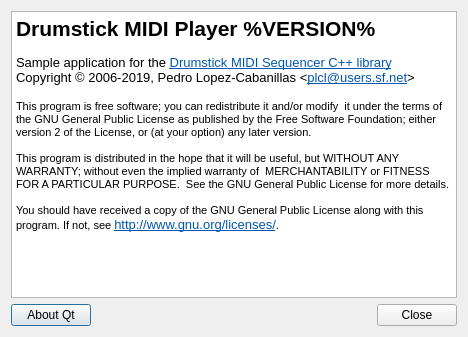
The window that utils/guiplayer/playerabout.ui (pedrolcl/drumstick) describes before a commit, drawn with Qt 5.
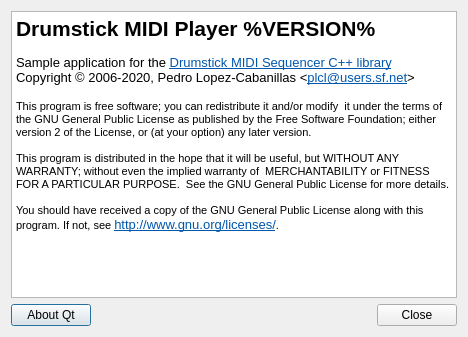
The same window after the commit. Icons and pictures are not drawn.

Commit message: Updated copyright year

Patch:
```diff
--- a/utils/guiplayer/playerabout.ui
+++ b/utils/guiplayer/playerabout.ui
@@ -34,7 +34,7 @@
 &lt;p style=&quot; margin-top:0px; margin-bottom:0px; margin-left:0px; margin-right:0px; -qt-block-indent:0; text-indent:0px;&quot;&gt;&lt;span style=&quot; font-size:16pt; font-weight:600;&quot;&gt;Drumstick MIDI Player %VERSION%&lt;/span&gt;&lt;/p&gt;
 &lt;p style=&quot;-qt-paragraph-type:empty; margin-top:0px; margin-bottom:0px; margin-left:0px; margin-right:0px; -qt-block-indent:0; text-indent:0px; font-size:9pt;&quot;&gt;&lt;br /&gt;&lt;/p&gt;
 &lt;p style=&quot; margin-top:0px; margin-bottom:0px; margin-left:0px; margin-right:0px; -qt-block-indent:0; text-indent:0px;&quot;&gt;Sample application for the &lt;a href=&quot;http://drumstick.sourceforge.net&quot;&gt;&lt;span style=&quot; font-family:'DejaVu Sans'; text-decoration: underline; color:#0057ae;&quot;&gt;Drumstick MIDI Sequencer C++ library&lt;/span&gt;&lt;/a&gt;&lt;/p&gt;
-&lt;p style=&quot; margin-top:0px; margin-bottom:0px; margin-left:0px; margin-right:0px; -qt-block-indent:0; text-indent:0px;&quot;&gt;Copyright © 2006-2019, Pedro Lopez-Cabanillas &amp;lt;&lt;a href=&quot;mailto:plcl@users.sf.net&quot;&gt;&lt;span style=&quot; font-family:'DejaVu Sans'; text-decoration: underline; color:#0057ae;&quot;&gt;plcl@users.sf.net&lt;/span&gt;&lt;/a&gt;&amp;gt;&lt;/p&gt;
+&lt;p style=&quot; margin-top:0px; margin-bottom:0px; margin-left:0px; margin-right:0px; -qt-block-indent:0; text-indent:0px;&quot;&gt;Copyright © 2006-2020, Pedro Lopez-Cabanillas &amp;lt;&lt;a href=&quot;mailto:plcl@users.sf.net&quot;&gt;&lt;span style=&quot; font-family:'DejaVu Sans'; text-decoration: underline; color:#0057ae;&quot;&gt;plcl@users.sf.net&lt;/span&gt;&lt;/a&gt;&amp;gt;&lt;/p&gt;
 &lt;p style=&quot; margin-top:0px; margin-bottom:0px; margin-left:0px; margin-right:0px; -qt-block-indent:0; text-indent:0px;&quot;&gt; &lt;/p&gt;
 &lt;p style=&quot; margin-top:0px; margin-bottom:0px; margin-left:0px; margin-right:0px; -qt-block-indent:0; text-indent:0px;&quot;&gt;&lt;span style=&quot; font-size:8pt;&quot;&gt;This program is free software; you can redistribute it and/or modify  it under the terms of the GNU General Public License as published by the Free Software Foundation; either version 2 of the License, or (at your option) any later version.&lt;/span&gt;&lt;/p&gt;
 &lt;p style=&quot; margin-top:0px; margin-bottom:0px; margin-left:0px; margin-right:0px; -qt-block-indent:0; text-indent:0px;&quot;&gt;&lt;span style=&quot; font-size:8pt;&quot;&gt; &lt;/span&gt;&lt;/p&gt;
```
The commit also changes 170 other files.
